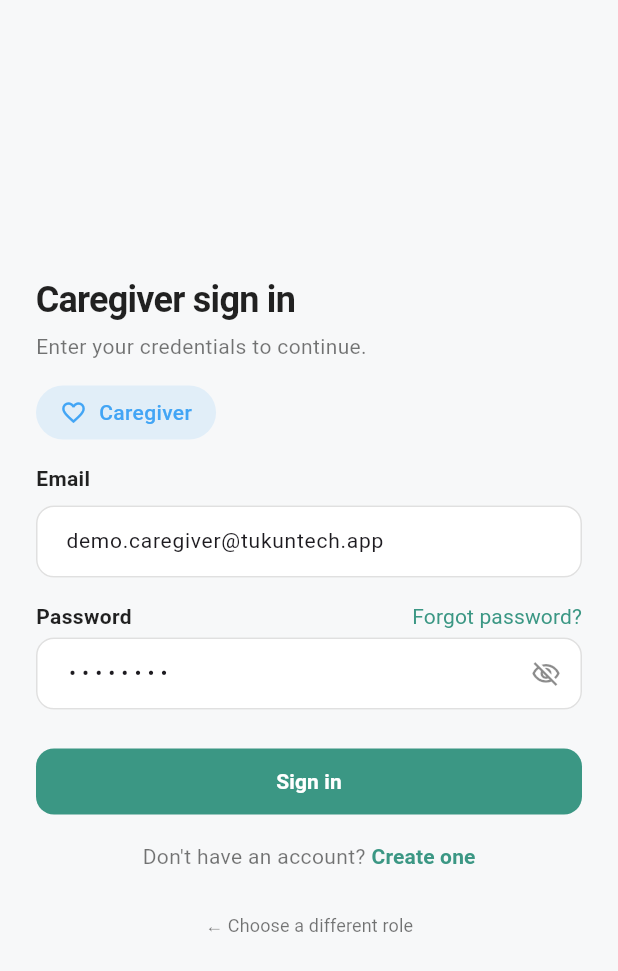
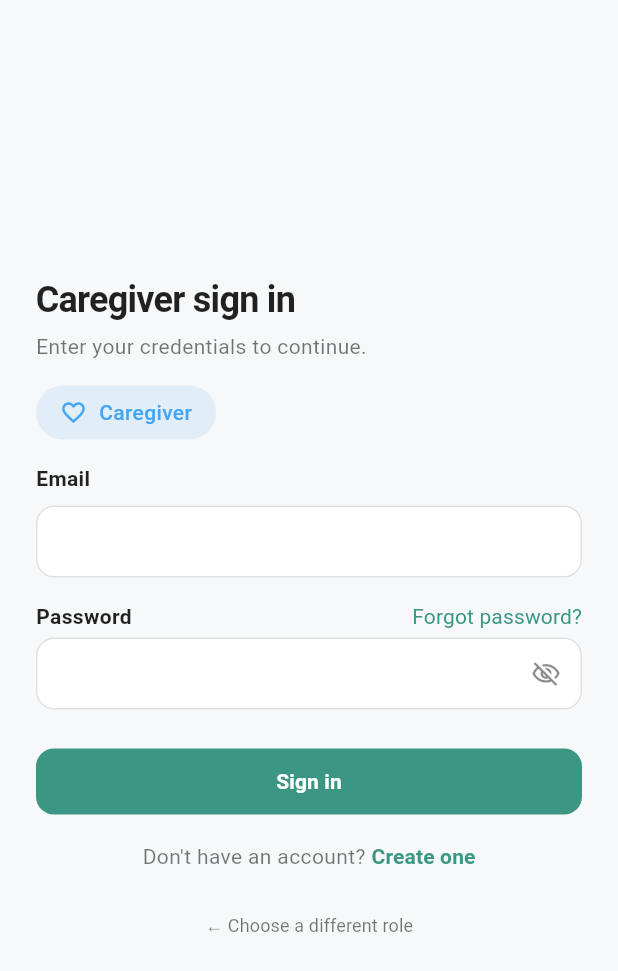
Before and after one commit to Tukuntech2025/mobileAppEmergentes, a Flutter app: the screen it shows after launch, after a tap on an icon or button, on a phone screen of 412 x 824 dp. Shown: the top 971 px of the screen. Run offline on Flutter 3.47's test engine with Material 3 defaults, Android fonts, the phone set to English and light mode, and no system bars; network calls fail.

Commit message:
fix: arreglar vista login

```diff
--- a/tukuntech/lib/features/auth/presentation/pages/caregiver_login_page.dart
+++ b/tukuntech/lib/features/auth/presentation/pages/caregiver_login_page.dart
@@ -13,8 +13,8 @@
 }
 
 class _CaregiverLoginScreenState extends State<CaregiverLoginScreen> {
-  final TextEditingController _emailController = TextEditingController(text: 'demo.caregiver@tukuntech.app');
-  final TextEditingController _passwordController = TextEditingController(text: '12345678');
+  final TextEditingController _emailController = TextEditingController();
+  final TextEditingController _passwordController = TextEditingController();
   bool _isLoading = false;
   bool _obscurePassword = true;
 
--- a/tukuntech/lib/features/auth/presentation/pages/login_page.dart
+++ b/tukuntech/lib/features/auth/presentation/pages/login_page.dart
@@ -13,8 +13,8 @@
 }
 
 class _LoginScreenState extends State<LoginScreen> {
-  final TextEditingController _emailController = TextEditingController(text: 'demo.patient@tukuntech.app');
-  final TextEditingController _passwordController = TextEditingController(text: '12345678');
+  final TextEditingController _emailController = TextEditingController();
+  final TextEditingController _passwordController = TextEditingController();
   bool _isLoading = false;
   bool _obscurePassword = true;
 
```
